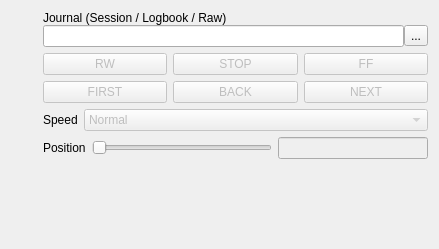
This is kame/forms/journalreaderform.ui in northriv/KAME as Qt 5 draws it before an edit. The edited form follows.
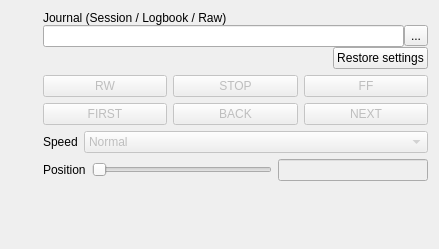
This is the edited form.

```diff
--- a/kame/forms/journalreaderform.ui
+++ b/kame/forms/journalreaderform.ui
@@ -80,6 +80,39 @@
          </item>
         </layout>
        </item>
+       <item>
+        <layout class="QHBoxLayout" name="horizontalLayout_restore">
+         <property name="spacing">
+          <number>4</number>
+         </property>
+         <item>
+          <spacer name="spacer_restore">
+           <property name="orientation">
+            <enum>Qt::Horizontal</enum>
+           </property>
+           <property name="sizeType">
+            <enum>QSizePolicy::Expanding</enum>
+           </property>
+           <property name="sizeHint" stdset="0">
+            <size>
+             <width>10</width>
+             <height>10</height>
+            </size>
+           </property>
+          </spacer>
+         </item>
+         <item>
+          <widget class="QPushButton" name="m_btnRestore">
+           <property name="toolTip">
+            <string>Put the settings this run was recorded with back into the tree. Every one of them is published, which for a driver means a command to the instrument, so it happens only when you ask.</string>
+           </property>
+           <property name="text">
+            <string>Restore settings</string>
+           </property>
+          </widget>
+         </item>
+        </layout>
+       </item>
       </layout>
      </item>
      <item>
```
Left out of the diff: 1 changed line with no effect on the pictures.
